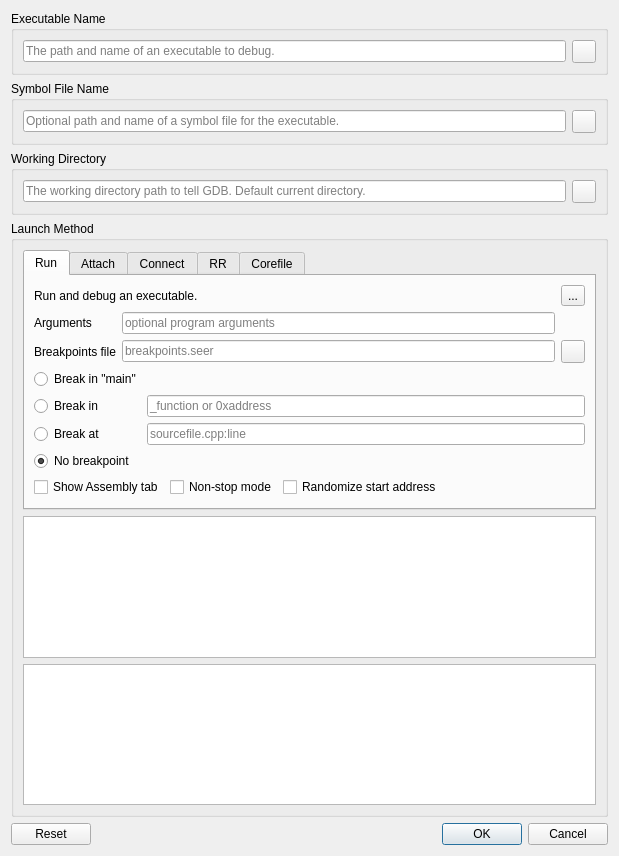
This is src/SeerDebugDialog.ui in epasveer/seer as Qt 5 draws it before an edit. The edited form follows.
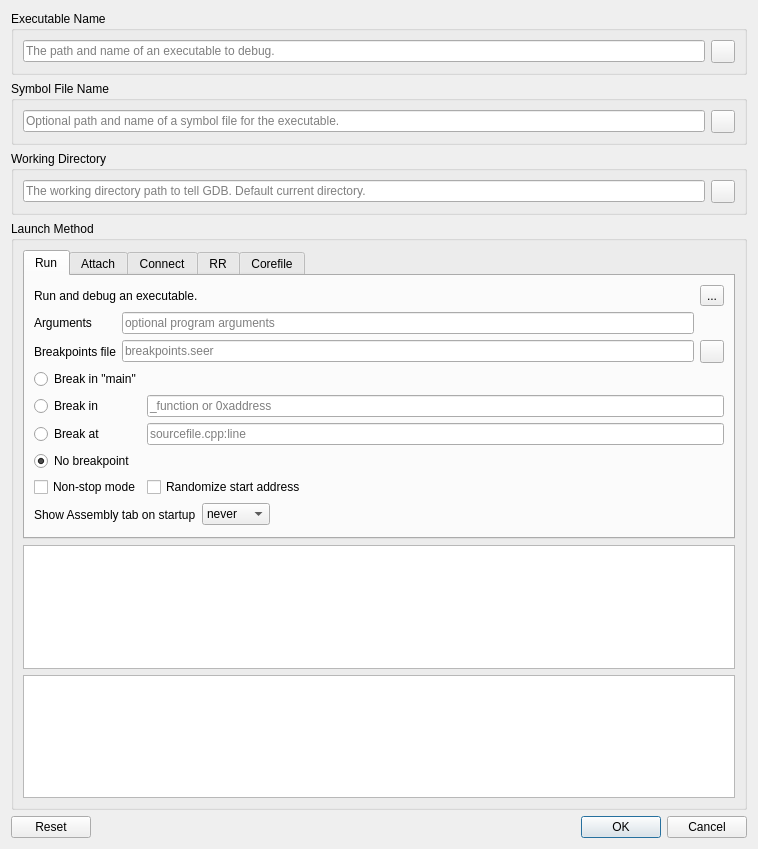
This is the edited form. The open tabs and pages were chosen to show the change. Icons and pictures are not drawn.

Commit message: First work on showing assembly tab when there's no source file.

Patch:
```diff
--- a/src/SeerDebugDialog.ui
+++ b/src/SeerDebugDialog.ui
@@ -6,177 +6,15 @@
    <rect>
     <x>0</x>
     <y>0</y>
-    <width>619</width>
-    <height>856</height>
+    <width>758</width>
+    <height>849</height>
    </rect>
   </property>
   <property name="windowTitle">
    <string>Select Executable to Debug</string>
   </property>
-  <layout class="QVBoxLayout" name="verticalLayout_4">
-   <item>
-    <widget class="QGroupBox" name="executableNameGroupBox">
-     <property name="title">
-      <string>Executable Name</string>
-     </property>
-     <property name="alignment">
-      <set>Qt::AlignLeading|Qt::AlignLeft|Qt::AlignTop</set>
-     </property>
-     <property name="flat">
-      <bool>false</bool>
-     </property>
-     <layout class="QVBoxLayout" name="verticalLayout">
-      <item>
-       <layout class="QHBoxLayout" name="horizontalLayout_3">
-        <item>
-         <widget class="QLineEdit" name="executableNameLineEdit">
-          <property name="sizePolicy">
-           <sizepolicy hsizetype="Expanding" vsizetype="Fixed">
-            <horstretch>0</horstretch>
-            <verstretch>0</verstretch>
-           </sizepolicy>
-          </property>
-          <property name="toolTip">
-           <string>The path and name of an executable to debug.</string>
-          </property>
-          <property name="placeholderText">
-           <string>The path and name of an executable to debug.</string>
-          </property>
-          <property name="clearButtonEnabled">
-           <bool>true</bool>
-          </property>
-         </widget>
-        </item>
-        <item>
-         <widget class="QToolButton" name="executableNameToolButton">
-          <property name="sizePolicy">
-           <sizepolicy hsizetype="Minimum" vsizetype="Fixed">
-            <horstretch>0</horstretch>
-            <verstretch>0</verstretch>
-           </sizepolicy>
-          </property>
-          <property name="toolTip">
-           <string>Open a dialog to select an executable.</string>
-          </property>
-          <property name="text">
-           <string/>
-          </property>
-          <property name="icon">
-           <iconset resource="resource.qrc">
-            <normaloff>:/seer/resources/RelaxLightIcons/document-open.svg</normaloff>:/seer/resources/RelaxLightIcons/document-open.svg</iconset>
-          </property>
-         </widget>
-        </item>
-       </layout>
-      </item>
-     </layout>
-    </widget>
-   </item>
-   <item>
-    <widget class="QGroupBox" name="executableSymbolNameGroupBox">
-     <property name="title">
-      <string>Symbol File Name</string>
-     </property>
-     <property name="alignment">
-      <set>Qt::AlignLeading|Qt::AlignLeft|Qt::AlignTop</set>
-     </property>
-     <property name="flat">
-      <bool>false</bool>
-     </property>
-     <layout class="QVBoxLayout" name="verticalLayout_11">
-      <item>
-       <layout class="QHBoxLayout" name="horizontalLayout_4">
-        <item>
-         <widget class="QLineEdit" name="executableSymbolNameLineEdit">
-          <property name="sizePolicy">
-           <sizepolicy hsizetype="Expanding" vsizetype="Fixed">
-            <horstretch>0</horstretch>
-            <verstretch>0</verstretch>
-           </sizepolicy>
-          </property>
-          <property name="toolTip">
-           <string>Optional path and name of a symbol file for the executable.</string>
-          </property>
-          <property name="placeholderText">
-           <string>Optional path and name of a symbol file for the executable.</string>
-          </property>
-          <property name="clearButtonEnabled">
-           <bool>true</bool>
-          </property>
-         </widget>
-        </item>
-        <item>
-         <widget class="QToolButton" name="executableSymbolNameToolButton">
-          <property name="sizePolicy">
-           <sizepolicy hsizetype="Minimum" vsizetype="Fixed">
-            <horstretch>0</horstretch>
-            <verstretch>0</verstretch>
-           </sizepolicy>
-          </property>
-          <property name="toolTip">
-           <string>Open a dialog to select the symbol file for the executable.</string>
-          </property>
-          <property name="text">
-           <string/>
-          </property>
-          <property name="icon">
-           <iconset resource="resource.qrc">
-            <normaloff>:/seer/resources/RelaxLightIcons/document-open.svg</normaloff>:/seer/resources/RelaxLightIcons/document-open.svg</iconset>
-          </property>
-         </widget>
-        </item>
-       </layout>
-      </item>
-     </layout>
-    </widget>
-   </item>
-   <item>
-    <widget class="QGroupBox" name="executableWorkingDirectoryGroupBox">
-     <property name="toolTip">
-      <string/>
-     </property>
-     <property name="title">
-      <string>Working Directory</string>
-     </property>
-     <property name="alignment">
-      <set>Qt::AlignLeading|Qt::AlignLeft|Qt::AlignTop</set>
-     </property>
-     <layout class="QVBoxLayout" name="verticalLayout_3">
-      <item>
-       <layout class="QHBoxLayout" name="horizontalLayout_5">
-        <item>
-         <widget class="QLineEdit" name="executableWorkingDirectoryLineEdit">
-          <property name="toolTip">
-           <string>The working directory path to tell GDB. Default current directory.</string>
-          </property>
-          <property name="placeholderText">
-           <string>The working directory path to tell GDB. Default current directory.</string>
-          </property>
-          <property name="clearButtonEnabled">
-           <bool>true</bool>
-          </property>
-         </widget>
-        </item>
-        <item>
-         <widget class="QToolButton" name="executableWorkingDirectoryToolButton">
-          <property name="toolTip">
-           <string>Open a dialog to select a path.</string>
-          </property>
-          <property name="text">
-           <string/>
-          </property>
-          <property name="icon">
-           <iconset resource="resource.qrc">
-            <normaloff>:/seer/resources/RelaxLightIcons/document-open.svg</normaloff>:/seer/resources/RelaxLightIcons/document-open.svg</iconset>
-          </property>
-         </widget>
-        </item>
-       </layout>
-      </item>
-     </layout>
-    </widget>
-   </item>
-   <item>
+  <layout class="QGridLayout" name="gridLayout">
+   <item row="3" column="0">
     <widget class="QGroupBox" name="launchMethodGroupBox">
      <property name="sizePolicy">
       <sizepolicy hsizetype="Preferred" vsizetype="Preferred">
@@ -187,38 +25,8 @@
      <property name="title">
       <string>Launch Method</string>
      </property>
-     <layout class="QGridLayout" name="gridLayout_12">
-      <item row="1" column="0">
-       <layout class="QVBoxLayout" name="verticalLayout_2">
-        <item>
-         <widget class="QPlainTextEdit" name="preCommandsPlainTextEdit">
-          <property name="sizePolicy">
-           <sizepolicy hsizetype="Expanding" vsizetype="Preferred">
-            <horstretch>0</horstretch>
-            <verstretch>40</verstretch>
-           </sizepolicy>
-          </property>
-          <property name="placeholderText">
-           <string/>
-          </property>
-         </widget>
-        </item>
-        <item>
-         <widget class="QPlainTextEdit" name="postCommandsPlainTextEdit">
-          <property name="sizePolicy">
-           <sizepolicy hsizetype="Expanding" vsizetype="Preferred">
-            <horstretch>0</horstretch>
-            <verstretch>40</verstretch>
-           </sizepolicy>
-          </property>
-          <property name="placeholderText">
-           <string/>
-          </property>
-         </widget>
-        </item>
-       </layout>
-      </item>
-      <item row="0" column="0">
+     <layout class="QVBoxLayout" name="verticalLayout_4">
+      <item>
        <widget class="QTabWidget" name="runModeTabWidget">
         <property name="sizePolicy">
          <sizepolicy hsizetype="Expanding" vsizetype="Expanding">
@@ -441,16 +249,6 @@
           </item>
           <item row="3" column="0">
            <layout class="QHBoxLayout" name="horizontalLayout">
-            <item>
-             <widget class="QCheckBox" name="showAsseblyTabCheckBox">
-              <property name="toolTip">
-               <string>Show Assembly tab at startup.</string>
-              </property>
-              <property name="text">
-               <string>Show Assembly tab</string>
-              </property>
-             </widget>
-            </item>
             <item>
              <widget class="QCheckBox" name="nonStopModeCheckBox">
               <property name="toolTip">
@@ -486,6 +284,64 @@
             </item>
            </layout>
           </item>
+          <item row="4" column="0">
+           <layout class="QHBoxLayout" name="horizontalLayout_2">
+            <item>
+             <widget class="QLabel" name="showAssemblyTabLabel">
+              <property name="sizePolicy">
+               <sizepolicy hsizetype="Minimum" vsizetype="Preferred">
+                <horstretch>0</horstretch>
+                <verstretch>0</verstretch>
+               </sizepolicy>
+              </property>
+              <property name="text">
+               <string>Show Assembly tab on startup</string>
+              </property>
+             </widget>
+            </item>
+            <item>
+             <widget class="QComboBox" name="showAssemblyTabComboBox">
+              <property name="sizePolicy">
+               <sizepolicy hsizetype="Minimum" vsizetype="Fixed">
+                <horstretch>0</horstretch>
+                <verstretch>0</verstretch>
+               </sizepolicy>
+              </property>
+              <item>
+               <property name="text">
+                <string>never</string>
+               </property>
+              </item>
+              <item>
+               <property name="text">
+                <string>always</string>
+               </property>
+              </item>
+              <item>
+               <property name="text">
+                <string>auto</string>
+               </property>
+              </item>
+             </widget>
+            </item>
+            <item>
+             <spacer name="horizontalSpacer_1">
+              <property name="orientation">
+               <enum>Qt::Horizontal</enum>
+              </property>
+              <property name="sizeType">
+               <enum>QSizePolicy::Expanding</enum>
+              </property>
+              <property name="sizeHint" stdset="0">
+               <size>
+                <width>385</width>
+                <height>23</height>
+               </size>
+              </property>
+             </spacer>
+            </item>
+           </layout>
+          </item>
          </layout>
         </widget>
         <widget class="QWidget" name="attachTab">
@@ -1001,10 +857,144 @@
         </widget>
        </widget>
       </item>
+      <item>
+       <layout class="QVBoxLayout" name="verticalLayout_2">
+        <item>
+         <widget class="QPlainTextEdit" name="preCommandsPlainTextEdit">
+          <property name="sizePolicy">
+           <sizepolicy hsizetype="Expanding" vsizetype="Preferred">
+            <horstretch>0</horstretch>
+            <verstretch>40</verstretch>
+           </sizepolicy>
+          </property>
+          <property name="placeholderText">
+           <string/>
+          </property>
+         </widget>
+        </item>
+        <item>
+         <widget class="QPlainTextEdit" name="postCommandsPlainTextEdit">
+          <property name="sizePolicy">
+           <sizepolicy hsizetype="Expanding" vsizetype="Preferred">
+            <horstretch>0</horstretch>
+            <verstretch>40</verstretch>
+           </sizepolicy>
+          </property>
+          <property name="placeholderText">
+           <string/>
+          </property>
+         </widget>
+        </item>
+       </layout>
+      </item>
      </layout>
     </widget>
    </item>
-   <item>
+   <item row="2" column="0">
+    <widget class="QGroupBox" name="executableWorkingDirectoryGroupBox">
+     <property name="toolTip">
+      <string/>
+     </property>
+     <property name="title">
+      <string>Working Directory</string>
+     </property>
+     <property name="alignment">
+      <set>Qt::AlignLeading|Qt::AlignLeft|Qt::AlignTop</set>
+     </property>
+     <layout class="QVBoxLayout" name="verticalLayout_3">
+      <item>
+       <layout class="QHBoxLayout" name="horizontalLayout_5">
+        <item>
+         <widget class="QLineEdit" name="executableWorkingDirectoryLineEdit">
+          <property name="toolTip">
+           <string>The working directory path to tell GDB. Default current directory.</string>
+          </property>
+          <property name="placeholderText">
+           <string>The working directory path to tell GDB. Default current directory.</string>
+          </property>
+          <property name="clearButtonEnabled">
+           <bool>true</bool>
+          </property>
+         </widget>
+        </item>
+        <item>
+         <widget class="QToolButton" name="executableWorkingDirectoryToolButton">
+          <property name="toolTip">
+           <string>Open a dialog to select a path.</string>
+          </property>
+          <property name="text">
+           <string/>
+          </property>
+          <property name="icon">
+           <iconset resource="resource.qrc">
+            <normaloff>:/seer/resources/RelaxLightIcons/document-open.svg</normaloff>:/seer/resources/RelaxLightIcons/document-open.svg</iconset>
+          </property>
+         </widget>
+        </item>
+       </layout>
+      </item>
+     </layout>
+    </widget>
+   </item>
+   <item row="0" column="0">
+    <widget class="QGroupBox" name="executableNameGroupBox">
+     <property name="title">
+      <string>Executable Name</string>
+     </property>
+     <property name="alignment">
+      <set>Qt::AlignLeading|Qt::AlignLeft|Qt::AlignTop</set>
+     </property>
+     <property name="flat">
+      <bool>false</bool>
+     </property>
+     <layout class="QVBoxLayout" name="verticalLayout">
+      <item>
+       <layout class="QHBoxLayout" name="horizontalLayout_3">
+        <item>
+         <widget class="QLineEdit" name="executableNameLineEdit">
+          <property name="sizePolicy">
+           <sizepolicy hsizetype="Expanding" vsizetype="Fixed">
+            <horstretch>0</horstretch>
+            <verstretch>0</verstretch>
+           </sizepolicy>
+          </property>
+          <property name="toolTip">
+           <string>The path and name of an executable to debug.</string>
+          </property>
+          <property name="placeholderText">
+           <string>The path and name of an executable to debug.</string>
+          </property>
+          <property name="clearButtonEnabled">
+           <bool>true</bool>
+          </property>
+         </widget>
+        </item>
+        <item>
+         <widget class="QToolButton" name="executableNameToolButton">
+          <property name="sizePolicy">
+           <sizepolicy hsizetype="Minimum" vsizetype="Fixed">
+            <horstretch>0</horstretch>
+            <verstretch>0</verstretch>
+           </sizepolicy>
+          </property>
+          <property name="toolTip">
+           <string>Open a dialog to select an executable.</string>
+          </property>
+          <property name="text">
+           <string/>
+          </property>
+          <property name="icon">
+           <iconset resource="resource.qrc">
+            <normaloff>:/seer/resources/RelaxLightIcons/document-open.svg</normaloff>:/seer/resources/RelaxLightIcons/document-open.svg</iconset>
+          </property>
+         </widget>
+        </item>
+       </layout>
+      </item>
+     </layout>
+    </widget>
+   </item>
+   <item row="4" column="0">
     <widget class="QDialogButtonBox" name="buttonBox">
      <property name="orientation">
       <enum>Qt::Horizontal</enum>
@@ -1014,6 +1004,64 @@
      </property>
     </widget>
    </item>
+   <item row="1" column="0">
+    <widget class="QGroupBox" name="executableSymbolNameGroupBox">
+     <property name="title">
+      <string>Symbol File Name</string>
+     </property>
+     <property name="alignment">
+      <set>Qt::AlignLeading|Qt::AlignLeft|Qt::AlignTop</set>
+     </property>
+     <property name="flat">
+      <bool>false</bool>
+     </property>
+     <layout class="QVBoxLayout" name="verticalLayout_11">
+      <item>
+       <layout class="QHBoxLayout" name="horizontalLayout_4">
+        <item>
+         <widget class="QLineEdit" name="executableSymbolNameLineEdit">
+          <property name="sizePolicy">
+           <sizepolicy hsizetype="Expanding" vsizetype="Fixed">
+            <horstretch>0</horstretch>
+            <verstretch>0</verstretch>
+           </sizepolicy>
+          </property>
+          <property name="toolTip">
+           <string>Optional path and name of a symbol file for the executable.</string>
+          </property>
+          <property name="placeholderText">
+           <string>Optional path and name of a symbol file for the executable.</string>
+          </property>
+          <property name="clearButtonEnabled">
+           <bool>true</bool>
+          </property>
+         </widget>
+        </item>
+        <item>
+         <widget class="QToolButton" name="executableSymbolNameToolButton">
+          <property name="sizePolicy">
+           <sizepolicy hsizetype="Minimum" vsizetype="Fixed">
+            <horstretch>0</horstretch>
+            <verstretch>0</verstretch>
+           </sizepolicy>
+          </property>
+          <property name="toolTip">
+           <string>Open a dialog to select the symbol file for the executable.</string>
+          </property>
+          <property name="text">
+           <string/>
+          </property>
+          <property name="icon">
+           <iconset resource="resource.qrc">
+            <normaloff>:/seer/resources/RelaxLightIcons/document-open.svg</normaloff>:/seer/resources/RelaxLightIcons/document-open.svg</iconset>
+          </property>
+         </widget>
+        </item>
+       </layout>
+      </item>
+     </layout>
+    </widget>
+   </item>
   </layout>
   <zorder>executableNameGroupBox</zorder>
   <zorder>buttonBox</zorder>
```
Left out of the diff: 3 changed lines with no effect on the pictures. The commit also changes 19 other files.
